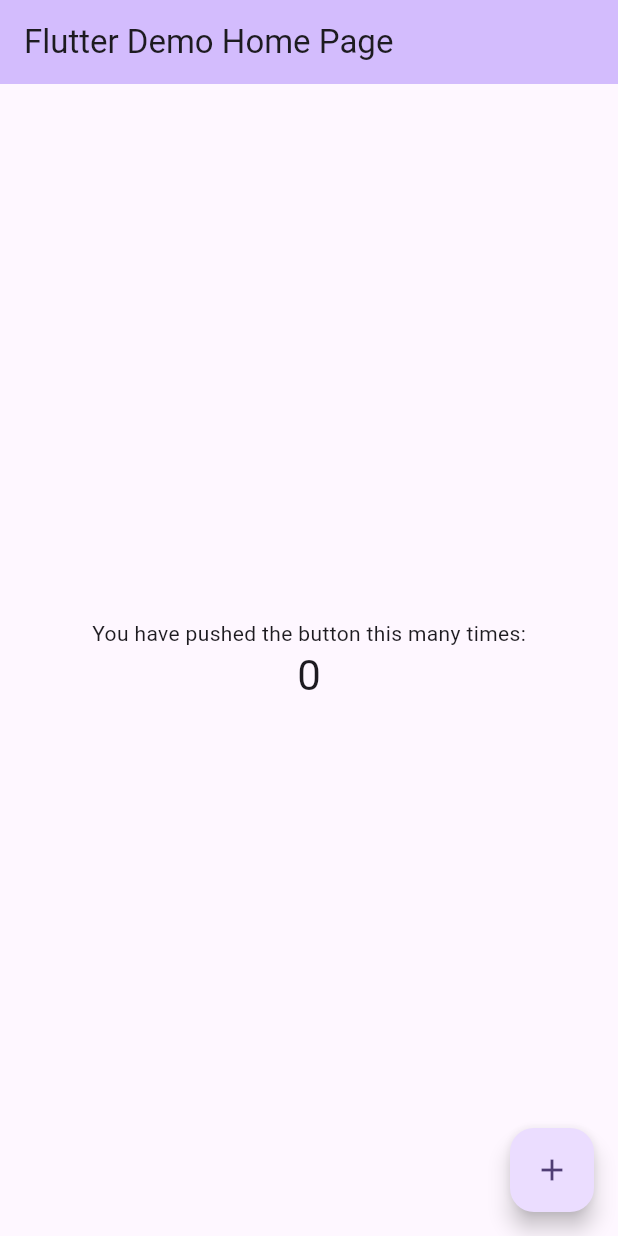
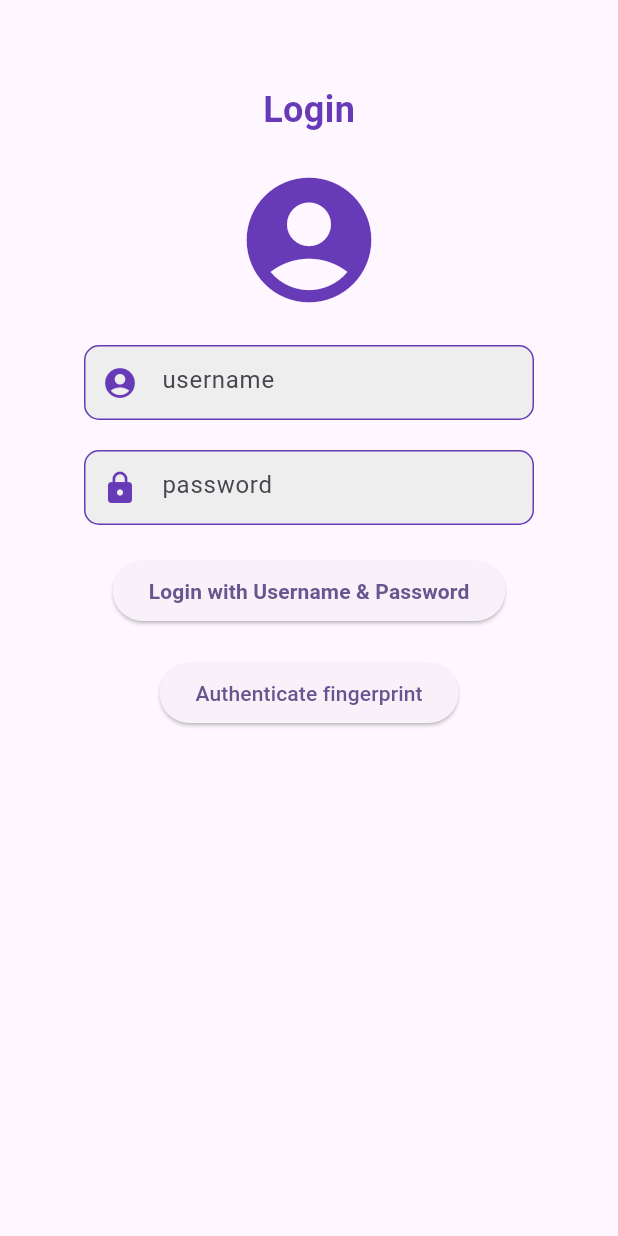
Before and after one commit to BimaSurya00/Synapsis_test, a Flutter app: the screen it shows after launch, on a phone screen of 412 x 824 dp. Run offline on Flutter 3.47's test engine with Material 2 defaults, Android fonts, the phone set to English and light mode, and no system bars; our stand-ins replace battery_plus, device_info_plus, fl_chart, geolocator, local_auth, permission_handler and 1 more.

Commit message:
create auth, page A, B, C

```diff
--- /dev/null
+++ b/lib/feature/auth/login_view.dart
@@ -0,0 +1,138 @@
+import 'package:flutter/material.dart';
+import 'package:flutter/services.dart';
+import 'package:local_auth/local_auth.dart';
+import 'package:synapsis_test/feature/halaman_a.dart/halaman_a_view.dart';
+import 'package:synapsis_test/widget/textfield_login.dart';
+
+class LoginView extends StatefulWidget {
+  const LoginView({super.key});
+
+  @override
+  State<LoginView> createState() => _LoginViewState();
+}
+
+class _LoginViewState extends State<LoginView> {
+  final _formKey = GlobalKey<FormState>();
+
+  final TextEditingController _usernameController = TextEditingController();
+  final TextEditingController _passwordController = TextEditingController();
+
+  late final LocalAuthentication auth;
+
+  bool _isAuthenticated = false;
+
+  @override
+  void initState() {
+    super.initState();
+    auth = LocalAuthentication();
+    auth.isDeviceSupported().then((bool isSupported) => setState(() {
+          _isAuthenticated = isSupported;
+        }));
+  }
+
+  @override
+  Widget build(BuildContext context) {
+    return Scaffold(
+      appBar: AppBar(),
+      body: SingleChildScrollView(
+        child: Center(
+          child: Form(
+            key: _formKey,
+            child: Column(
+              mainAxisAlignment: MainAxisAlignment.center,
+              crossAxisAlignment: CrossAxisAlignment.center,
+              children: [
+                const Padding(
+                  padding: EdgeInsets.only(bottom: 20),
+                  child: Text(
+                    'Login',
+                    style: TextStyle(
+                        fontSize: 24,
+                        fontWeight: FontWeight.bold,
+                        color: Colors.deepPurple),
+                  ),
+                ),
+                const Padding(
+                  padding: EdgeInsets.only(bottom: 20),
+                  child: Icon(Icons.account_circle,
+                      size: 100, color: Colors.deepPurple),
+                ),
+                TextFieldLogin(
+                  validator: (value) {
+                    if (value.isEmpty) {
+                      return 'Email is required';
+                    }
+                    return null;
+                  },
+                  controller: _usernameController,
+                  hintName: 'username',
+                  icon: Icons.account_circle,
+                ),
+                const SizedBox(height: 20),
+                TextFieldLogin(
+                  validator: (value) {
+                    if (value.isEmpty) {
+                      return 'Password is required';
+                    }
+                    return null;
+                  },
+                  controller: _passwordController,
+                  hintName: 'password',
+                  icon: Icons.lock,
+                  isobscureText: true,
+                ),
+                const SizedBox(height: 20),
+                ElevatedButton(
+                  onPressed: () {
+                    _loginWithCredentials();
+                  },
+                  child: const Text(
+                    'Login with Username & Password',
+                    style: TextStyle(fontWeight: FontWeight.bold),
+                  ),
+                ),
+                const SizedBox(height: 20),
+                ElevatedButton(
+                  onPressed: _authenticate,
+                  child: const Text('Authenticate fingerprint'),
+                ),
+              ],
+            ),
+          ),
+        ),
+      ),
+    );
+  }
+
+  void _loginWithCredentials() {
+    if (_formKey.currentState?.validate() == true) {
+      if (_usernameController.text == 'admin' &&
+          _passwordController.text == 'admin') {
+        _navigateToHalamanA();
+      } else {}
+    }
+  }
+
+  void _navigateToHalamanA() {
+    Navigator.pushReplacement(
+      context,
+      MaterialPageRoute(builder: (context) => const HalamanA()),
+    );
+  }
+
+  Future<void> _authenticate() async {
+    try {
+      bool authenticated = await auth.authenticate(
+          localizedReason: 'Please authenticate to show account balance',
+          options: const AuthenticationOptions(
+              stickyAuth: true, biometricOnly: true));
+      print('Authenticated: $authenticated');
+      if (authenticated) {
+        Navigator.pushReplacement(
+            context, MaterialPageRoute(builder: (context) => const HalamanA()));
+      }
+    } on PlatformException catch (e) {
+      print(e);
+    }
+  }
+}
--- a/lib/main.dart
+++ b/lib/main.dart
@@ -1,4 +1,5 @@
 import 'package:flutter/material.dart';
+import 'package:synapsis_test/feature/auth/login_view.dart';
 
 void main() {
   runApp(const MyApp());
@@ -7,119 +8,16 @@ void main() {
 class MyApp extends StatelessWidget {
   const MyApp({super.key});
 
-  // This widget is the root of your application.
   @override
   Widget build(BuildContext context) {
     return MaterialApp(
       title: 'Flutter Demo',
+      debugShowCheckedModeBanner: false,
       theme: ThemeData(
-        // This is the theme of your application.
-        //
-        // TRY THIS: Try running your application with "flutter run". You'll see
-        // the application has a blue toolbar. Then, without quitting the app,
-        // try changing the seedColor in the colorScheme below to Colors.green
-        // and then invoke "hot reload" (save your changes or press the "hot
-        // reload" button in a Flutter-supported IDE, or press "r" if you used
-        // the command line to start the app).
-        //
-        // Notice that the counter didn't reset back to zero; the application
-        // state is not lost during the reload. To reset the state, use hot
-        // restart instead.
-        //
-        // This works for code too, not just values: Most code changes can be
-        // tested with just a hot reload.
         colorScheme: ColorScheme.fromSeed(seedColor: Colors.deepPurple),
         useMaterial3: true,
       ),
-      home: const MyHomePage(title: 'Flutter Demo Home Page'),
+      home: LoginView(),
     );
   }
 }
-
-class MyHomePage extends StatefulWidget {
-  const MyHomePage({super.key, required this.title});
-
-  // This widget is the home page of your application. It is stateful, meaning
-  // that it has a State object (defined below) that contains fields that affect
-  // how it looks.
-
-  // This class is the configuration for the state. It holds the values (in this
-  // case the title) provided by the parent (in this case the App widget) and
-  // used by the build method of the State. Fields in a Widget subclass are
-  // always marked "final".
-
-  final String title;
-
-  @override
-  State<MyHomePage> createState() => _MyHomePageState();
-}
-
-class _MyHomePageState extends State<MyHomePage> {
-  int _counter = 0;
-
-  void _incrementCounter() {
-    setState(() {
-      // This call to setState tells the Flutter framework that something has
-      // changed in this State, which causes it to rerun the build method below
-      // so that the display can reflect the updated values. If we changed
-      // _counter without calling setState(), then the build method would not be
-      // called again, and so nothing would appear to happen.
-      _counter++;
-    });
-  }
-
-  @override
-  Widget build(BuildContext context) {
-    // This method is rerun every time setState is called, for instance as done
-    // by the _incrementCounter method above.
-    //
-    // The Flutter framework has been optimized to make rerunning build methods
-    // fast, so that you can just rebuild anything that needs updating rather
-    // than having to individually change instances of widgets.
-    return Scaffold(
-      appBar: AppBar(
-        // TRY THIS: Try changing the color here to a specific color (to
-        // Colors.amber, perhaps?) and trigger a hot reload to see the AppBar
-        // change color while the other colors stay the same.
-        backgroundColor: Theme.of(context).colorScheme.inversePrimary,
-        // Here we take the value from the MyHomePage object that was created by
-        // the App.build method, and use it to set our appbar title.
-        title: Text(widget.title),
-      ),
-      body: Center(
-        // Center is a layout widget. It takes a single child and positions it
-        // in the middle of the parent.
-        child: Column(
-          // Column is also a layout widget. It takes a list of children and
-          // arranges them vertically. By default, it sizes itself to fit its
-          // children horizontally, and tries to be as tall as its parent.
-          //
-          // Column has various properties to control how it sizes itself and
-          // how it positions its children. Here we use mainAxisAlignment to
-          // center the children vertically; the main axis here is the vertical
-          // axis because Columns are vertical (the cross axis would be
-          // horizontal).
-          //
-          // TRY THIS: Invoke "debug painting" (choose the "Toggle Debug Paint"
-          // action in the IDE, or press "p" in the console), to see the
-          // wireframe for each widget.
-          mainAxisAlignment: MainAxisAlignment.center,
-          children: <Widget>[
-            const Text(
-              'You have pushed the button this many times:',
-            ),
-            Text(
-              '$_counter',
-              style: Theme.of(context).textTheme.headlineMedium,
-            ),
-          ],
-        ),
-      ),
-      floatingActionButton: FloatingActionButton(
-        onPressed: _incrementCounter,
-        tooltip: 'Increment',
-        child: const Icon(Icons.add),
-      ), // This trailing comma makes auto-formatting nicer for build methods.
-    );
-  }
-}
--- /dev/null
+++ b/lib/widget/textfield_login.dart
@@ -0,0 +1,46 @@
+import 'package:flutter/material.dart';
+
+class TextFieldLogin extends StatelessWidget {
+  TextEditingController controller;
+  String hintName;
+  IconData icon;
+  bool isobscureText;
+  TextInputType inputType;
+  bool isEnable;
+  Function(String)? validator;
+
+  TextFieldLogin(
+      {super.key,
+      required this.controller,
+      required this.hintName,
+      required this.icon,
+      this.isobscureText = false,
+      this.inputType = TextInputType.text,
+      this.isEnable = true, required String? Function(dynamic value) validator});
+
+  @override
+  Widget build(BuildContext context) {
+    return SizedBox(
+      width: 300,
+      height: 50,
+      child: TextFormField(
+        controller: controller,
+        obscureText: isobscureText,
+        decoration: InputDecoration(
+          enabledBorder: const OutlineInputBorder(
+            borderRadius: BorderRadius.all(Radius.circular(10)),
+            borderSide: BorderSide(color: Colors.deepPurple),
+          ),
+          focusedBorder: const OutlineInputBorder(
+            borderRadius: BorderRadius.all(Radius.circular(10)),
+            borderSide: BorderSide(color: Colors.deepPurple),
+          ),
+          prefixIcon: Icon(icon, color: Colors.deepPurple),
+          hintText: hintName,
+          fillColor: Colors.grey[200],
+          filled: true,
+        ),
+      ),
+    );
+  }
+}
```
Also changed, not shown: lib/feature/halaman_a.dart/halaman_a_view.dart (added, +189 -0 lines), lib/feature/halaman_b.dart/halaman_b_view.dart (added, +57 -0 lines), lib/feature/halaman_c.dart/halaman_c_view.dart (added, +81 -0 lines), lib/widget/card_b.dart (added, +36 -0 lines), pubspec.yaml (+14 -0 lines), pubspec.lock, 8 other files.
